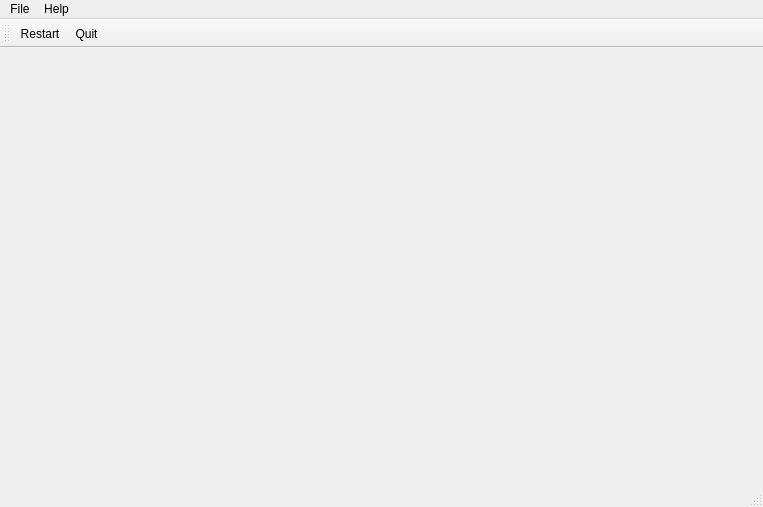
Before: the Qt Designer form qredis/ui/RedisWindow.ui in tiagocoutinho/qredis, drawn with Qt 5.
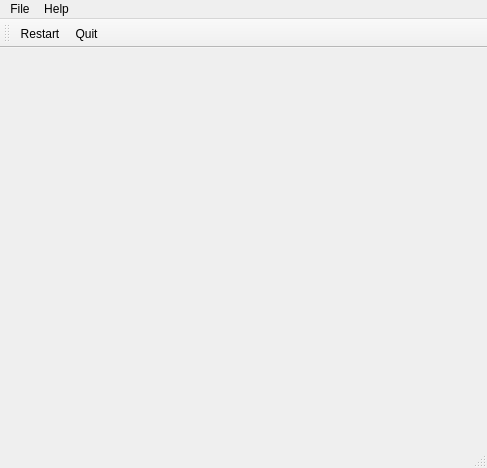
After: the same form once the commit is applied. Icons and pictures are not drawn.

Commit message: Create QRedis model

Diff of the .ui file:
```diff
--- a/qredis/ui/RedisWindow.ui
+++ b/qredis/ui/RedisWindow.ui
@@ -6,8 +6,8 @@
    <rect>
     <x>0</x>
     <y>0</y>
-    <width>763</width>
-    <height>507</height>
+    <width>487</width>
+    <height>468</height>
    </rect>
   </property>
   <property name="windowTitle">
@@ -42,8 +42,8 @@
     <rect>
      <x>0</x>
      <y>0</y>
-     <width>763</width>
-     <height>25</height>
+     <width>487</width>
+     <height>27</height>
     </rect>
    </property>
    <widget class="QMenu" name="menuFile">
```
The commit also changes 8 other files.
